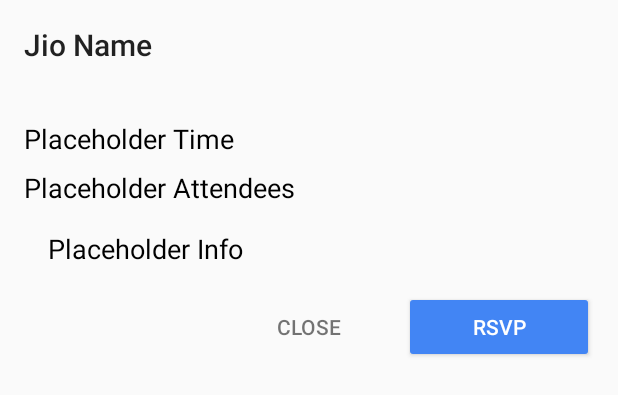
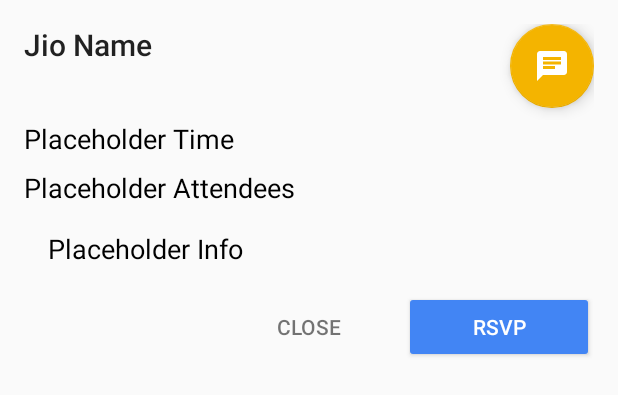
Before and after one commit to thatseant/NUSTown, an Android app: the layout fragment_info_dialog.xml on its own in the app's theme, with its tools: preview values and no code run, on a phone screen of 412 x 824 dp. Shown: the top 395 px of the screen. Run offline under Robolectric (Android 15) with nearby library versions, the phone set to English and light mode, and no system bars.

Commit message:
Added chat for Jios.

```diff
--- /dev/null
+++ b/Android/app/src/main/res/drawable/ic_chat_white_24.xml
@@ -0,0 +1,5 @@
+<vector android:height="24dp" android:tint="#FFFFFF"
+    android:viewportHeight="24" android:viewportWidth="24"
+    android:width="24dp" xmlns:android="http://schemas.android.com/apk/res/android">
+    <path android:fillColor="@android:color/white" android:pathData="M20,2L4,2c-1.1,0 -1.99,0.9 -1.99,2L2,22l4,-4h14c1.1,0 2,-0.9 2,-2L22,4c0,-1.1 -0.9,-2 -2,-2zM6,9h12v2L6,11L6,9zM14,14L6,14v-2h8v2zM18,8L6,8L6,6h12v2z"/>
+</vector>
--- a/Android/app/src/main/res/layout/fragment_info_dialog.xml
+++ b/Android/app/src/main/res/layout/fragment_info_dialog.xml
@@ -26,8 +26,16 @@
             android:layout_width="wrap_content"
             android:layout_height="wrap_content"
             android:layout_marginBottom="8dp"
-            android:visibility="invisible"
+            android:layout_marginRight="8dp"
+            android:visibility="gone"
             app:srcCompat="@drawable/ic_edit_white_24dp" />
+
+        <com.google.android.material.floatingactionbutton.FloatingActionButton
+            android:id="@+id/chat_jio_button"
+            android:layout_width="wrap_content"
+            android:layout_height="wrap_content"
+            android:layout_marginBottom="8dp"
+            app:srcCompat="@drawable/ic_chat_white_24" />
 
     </LinearLayout>
 
--- a/Android/app/src/main/res/navigation/navigation.xml
+++ b/Android/app/src/main/res/navigation/navigation.xml
@@ -97,6 +97,9 @@
         <action
             android:id="@+id/action_jioListFragment_to_editEvent"
             app:destination="@id/editEvent" />
+        <action
+            android:id="@+id/action_jioListFragment_to_chatFragment"
+            app:destination="@id/chatFragment" />
     </fragment>
     <fragment
         android:id="@+id/homeFragment"
```
Also changed, not shown: Android/app/src/main/java/com/example/prototype1/view/dialogs/InfoDialogFragment.java (+7 -0 lines), Android/app/src/main/res/drawable/ic_baseline_chat_24.xml (added, +10 -0 lines), Android/app/src/main/res/layout/fragment_club_detail.xml (+1 -23 lines).
